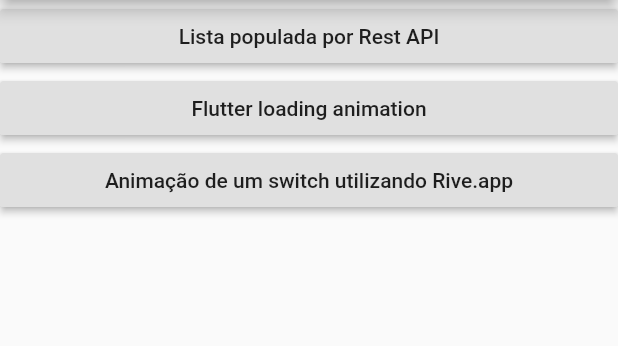
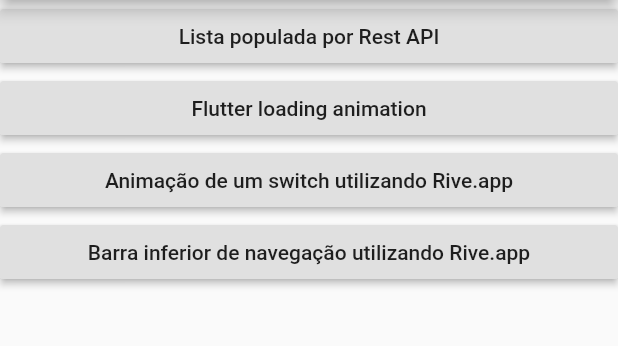
Before and after one commit to filipero/TesteFlutter, a Flutter app: the screen it shows after launch, on a phone screen of 412 x 824 dp, the part 84-430 px from its top. Run offline on Flutter 3.47's test engine with Material 2 defaults, Android fonts, the phone set to English and light mode, and no system bars; our stand-ins replace flare_flutter.

Commit message:
Iniciada nova animação

```diff
--- a/lib/main.dart
+++ b/lib/main.dart
@@ -2,6 +2,7 @@
 import './Screens/loaderanim.dart';
 import './Screens/listviewapi.dart';
 import './Screens/riveanim.dart';
+import './Screens/bottombaranimation.dart';
 
 void main() {
   runApp(new MaterialApp(home: HomePage()));
@@ -17,7 +18,8 @@
     "Repositório de testes",
     "Lista populada por Rest API",
     "Flutter loading animation",
-    "Animação de um switch utilizando Rive.app"
+    "Animação de um switch utilizando Rive.app",
+    "Barra inferior de navegação utilizando Rive.app"
   ];
   String telaAtual = telas[0].toString();
   int paginaAtual = 0;
@@ -60,7 +62,9 @@
                   ? Container(child: new Center(child: Loader()))
                   : telaAtual == telas[3]
                       ? Container(child: RiveAnim())
-                      : Container(
+                      : telaAtual == telas[4]
+                      ? Container(child: BottomBarAnim()):
+                       Container(
                           color: Colors.red,
                           height: double.infinity,
                           width: double.infinity,
@@ -68,3 +72,5 @@
     );
   }
 }
+
+//BottomBarAnim
```
Also changed, not shown: lib/Screens/bottombaranimation.dart (added, +27 -0 lines), lib/Screens/riveanim.dart (+12 -1 lines), 1 other file.
